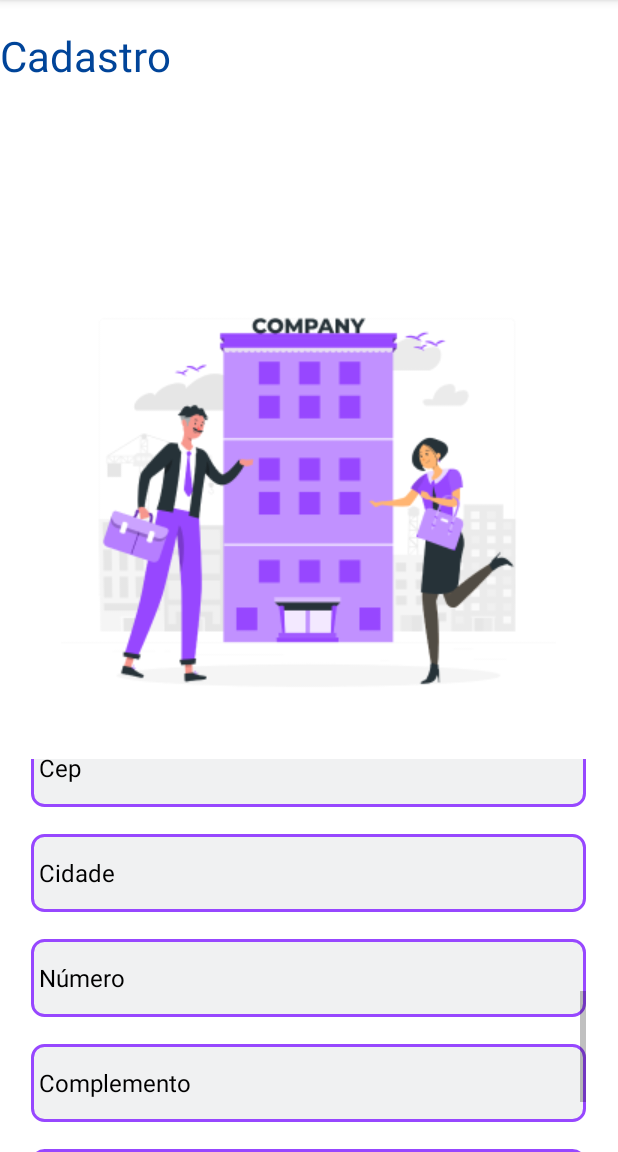
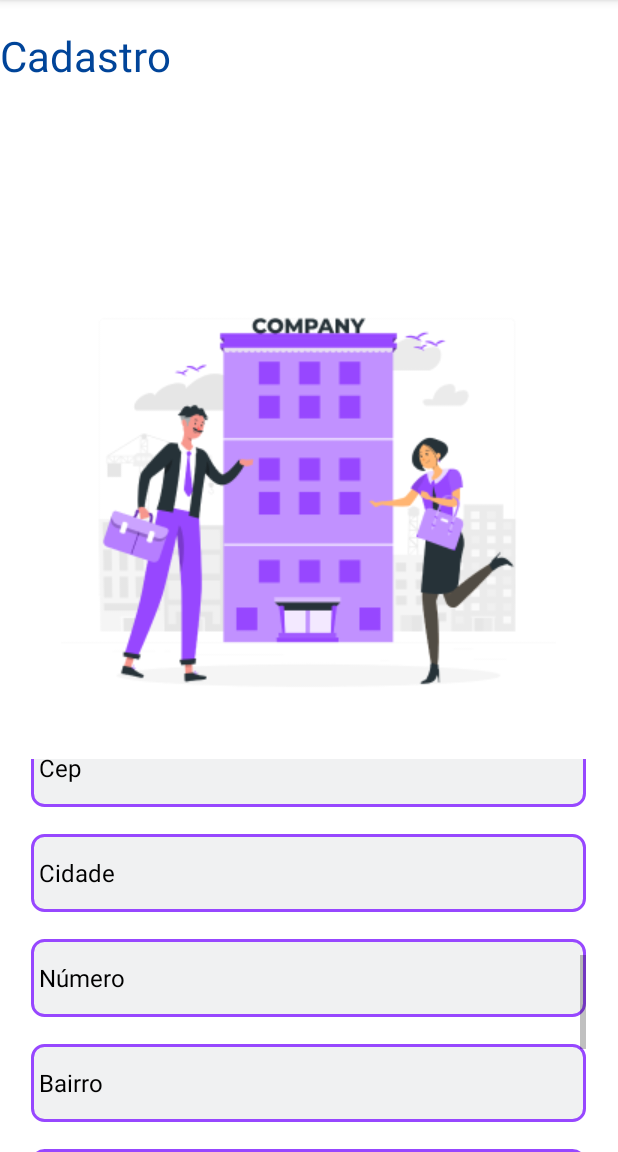
Before and after one commit to Erick-Saraiva/Developer-Experience-Mobile, an Android app: the CadastroEmpresa screen opened directly, with no data from a screen before it, scrolled down 550 dp, on a phone screen of 412 x 824 dp, the part 84-1236 px from its top. Run offline under Robolectric (Android 15) with nearby library versions, the phone set to English and light mode, and no system bars.

Commit message:
feat: tela de cadastro integrada

```diff
--- a/Dxkotlin/app/src/main/java/com/example/dx_kotlin/MainActivity.kt
+++ b/Dxkotlin/app/src/main/java/com/example/dx_kotlin/MainActivity.kt
@@ -57,6 +57,9 @@ class MainActivity : AppCompatActivity() {
         startActivity(telaCadastro)
     }
 
-
+    fun telaCadastroEmpresa (view: View) {
+        val telaCadastroEmpresa = Intent(applicationContext, CadastroEmpresa::class.java)
+        startActivity(telaCadastroEmpresa)
+    }
 
 }
--- a/Dxkotlin/app/src/main/res/layout/activity_cadastro_empresa.xml
+++ b/Dxkotlin/app/src/main/res/layout/activity_cadastro_empresa.xml
@@ -53,7 +53,7 @@
                     android:textColorHint="@color/black"
                     android:textSize="16sp"
                     android:background="@drawable/rounded_edittext"
-                    android:textColor="@color/white"
+                    android:textColor="@color/black"
                     android:id="@+id/et_usuario"
                     android:layout_marginTop="40dp"
 
@@ -69,7 +69,7 @@
                     android:textColorHint="@color/black"
                     android:textSize="16sp"
                     android:background="@drawable/rounded_edittext"
-                    android:textColor="@color/white"
+                    android:textColor="@color/black"
                     android:id="@+id/et_nome"
                     android:drawablePadding="8dp"
                     android:padding="5dp"
@@ -78,29 +78,28 @@
                     />
 
                 <EditText
+                    android:id="@+id/et_senha"
+                    android:layout_width="370dp"
+                    android:layout_height="52dp"
+                    android:layout_below="@id/et_nome"
+                    android:layout_marginTop="18dp"
+                    android:background="@drawable/rounded_edittext"
+                    android:drawablePadding="8dp"
+                    android:hint="Senha"
+                    android:padding="5dp"
+                    android:textColor="@color/black"
+                    android:textColorHint="@color/black"
+                    android:textSize="16sp" />
+
+                <EditText
                     android:layout_width="370dp"
                     android:layout_height="52dp"
                     android:hint="Email"
                     android:textColorHint="@color/black"
                     android:textSize="16sp"
                     android:background="@drawable/rounded_edittext"
-                    android:textColor="@color/white"
+                    android:textColor="@color/black"
                     android:id="@+id/et_email"
-                    android:drawablePadding="8dp"
-                    android:padding="5dp"
-                    android:layout_below="@id/et_nome"
-                    android:layout_marginTop="18dp"
-                    />
-
-                <EditText
-                    android:layout_width="370dp"
-                    android:layout_height="52dp"
-                    android:hint="Senha"
-                    android:textColorHint="@color/black"
-                    android:textSize="16sp"
-                    android:background="@drawable/rounded_edittext"
-                    android:textColor="@color/white"
-                    android:id="@+id/et_senha"
                     android:drawablePadding="8dp"
                     android:padding="5dp"
                     android:layout_below="@id/et_nome"
@@ -114,7 +113,7 @@
                     android:textColorHint="@color/black"
                     android:textSize="16sp"
                     android:background="@drawable/rounded_edittext"
-                    android:textColor="@color/white"
+                    android:textColor="@color/black"
                     android:id="@+id/et_telefone"
                     android:drawablePadding="8dp"
                     android:padding="5dp"
@@ -129,7 +128,7 @@
                     android:textColorHint="@color/black"
                     android:textSize="16sp"
                     android:background="@drawable/rounded_edittext"
-                    android:textColor="@color/white"
+                    android:textColor="@color/black"
                     android:id="@+id/et_cnpj"
                     android:drawablePadding="8dp"
                     android:padding="5dp"
@@ -145,7 +144,7 @@
                     android:textColorHint="@color/black"
                     android:textSize="16sp"
                     android:background="@drawable/rounded_edittext"
-                    android:textColor="@color/white"
+                    android:textColor="@color/black"
                     android:id="@+id/et_rua"
                     android:drawablePadding="8dp"
                     android:padding="5dp"
@@ -161,7 +160,7 @@
                     android:textColorHint="@color/black"
                     android:textSize="16sp"
                     android:background="@drawable/rounded_edittext"
-                    android:textColor="@color/white"
+                    android:textColor="@color/black"
                     android:id="@+id/et_cep"
                     android:drawablePadding="8dp"
                     android:padding="5dp"
@@ -176,7 +175,7 @@
                     android:textColorHint="@color/black"
                     android:textSize="16sp"
                     android:background="@drawable/rounded_edittext"
-                    android:textColor="@color/white"
+                    android:textColor="@color/black"
                     android:id="@+id/et_cidade"
                     android:drawablePadding="8dp"
                     android:padding="5dp"
@@ -191,7 +190,7 @@
                     android:textColorHint="@color/black"
                     android:textSize="16sp"
                     android:background="@drawable/rounded_edittext"
-                    android:textColor="@color/white"
+                    android:textColor="@color/black"
                     android:id="@+id/et_numero"
                     android:drawablePadding="8dp"
                     android:padding="5dp"
@@ -202,12 +201,12 @@
                 <EditText
                     android:layout_width="370dp"
                     android:layout_height="52dp"
-                    android:hint="Complemento"
+                    android:hint="Bairro"
                     android:textColorHint="@color/black"
                     android:textSize="16sp"
                     android:background="@drawable/rounded_edittext"
-                    android:textColor="@color/white"
-                    android:id="@+id/et_complemento"
+                    android:textColor="@color/black"
+                    android:id="@+id/et_bairro"
                     android:drawablePadding="8dp"
                     android:padding="5dp"
                     android:layout_below="@id/et_cidade"
@@ -222,20 +221,69 @@
                     android:textColorHint="@color/black"
                     android:textSize="16sp"
                     android:background="@drawable/rounded_edittext"
-                    android:textColor="@color/white"
+                    android:textColor="@color/black"
                     android:id="@+id/et_funcionarios"
                     android:drawablePadding="8dp"
                     android:padding="5dp"
                     android:layout_below="@id/et_cidade"
                     android:layout_marginTop="18dp"
-                    android:inputType="number"
+
                     />
+
+                <EditText
+                    android:layout_width="370dp"
+                    android:layout_height="52dp"
+                    android:hint="Complemento"
+                    android:textColorHint="@color/black"
+                    android:textSize="16sp"
+                    android:background="@drawable/rounded_edittext"
+                    android:textColor="@color/black"
+                    android:id="@+id/et_complemento"
+                    android:drawablePadding="8dp"
+                    android:padding="5dp"
+                    android:layout_below="@id/et_cidade"
+                    android:layout_marginTop="18dp"
+
+                    />
+
+                <EditText
+                    android:layout_width="370dp"
+                    android:layout_height="52dp"
+                    android:hint="Data Nascimento"
+                    android:textColorHint="@color/black"
+                    android:textSize="16sp"
+                    android:background="@drawable/rounded_edittext"
+                    android:textColor="@color/black"
+                    android:id="@+id/et_data_nascimento"
+                    android:drawablePadding="8dp"
+                    android:padding="5dp"
+                    android:layout_below="@id/et_cidade"
+                    android:layout_marginTop="18dp"
+
+                    />
+
+                <TextView
+                    android:layout_width="wrap_content"
+                    android:layout_height="wrap_content"
+                    android:text=""
+                    android:id="@+id/tv_resultado"
+                    android:textAlignment="center"
+                    android:textSize="15sp"
+                    android:layout_marginBottom="8dp"
+                    android:layout_below="@id/et_funcionarios"
+                    android:layout_centerHorizontal="true"
+                    android:textColor="@color/black"
+                    />
+
+
+
                 <Button
                     android:layout_width="370dp"
                     android:layout_height="52dp"
                     android:textSize="16sp"
                     android:text="Registrar"
-                    android:layout_below="@id/et_complemento"
+                    android:onClick="cadastrarEmpresa"
+                    android:layout_below="@id/et_bairro"
                     android:id="@+id/btn_Login"
                     android:backgroundTint="#9747FF"
                     android:layout_marginTop="16dp"
--- a/Dxkotlin/app/src/main/res/layout/activity_main.xml
+++ b/Dxkotlin/app/src/main/res/layout/activity_main.xml
@@ -98,7 +98,7 @@
             android:layout_below="@id/btn_Login"
             android:layout_centerHorizontal="true"
             android:backgroundTint="#9747FF"
-            android:onClick="telaCadastro"
+            android:onClick="telaCadastroEmpresa"
             android:text="Cadastre-se"
             android:textAllCaps="false"
             android:textSize="16sp" />
```
Also changed, not shown: Dxkotlin/app/src/main/java/com/example/dx_kotlin/ApiEmpresa.kt (added, +12 -0 lines), Dxkotlin/app/src/main/java/com/example/dx_kotlin/Apis.kt (+9 -1 lines), Dxkotlin/app/src/main/java/com/example/dx_kotlin/CadastroEmpresa.kt (+79 -0 lines), Dxkotlin/app/src/main/java/com/example/dx_kotlin/Empresa.kt (+6 -4 lines).
